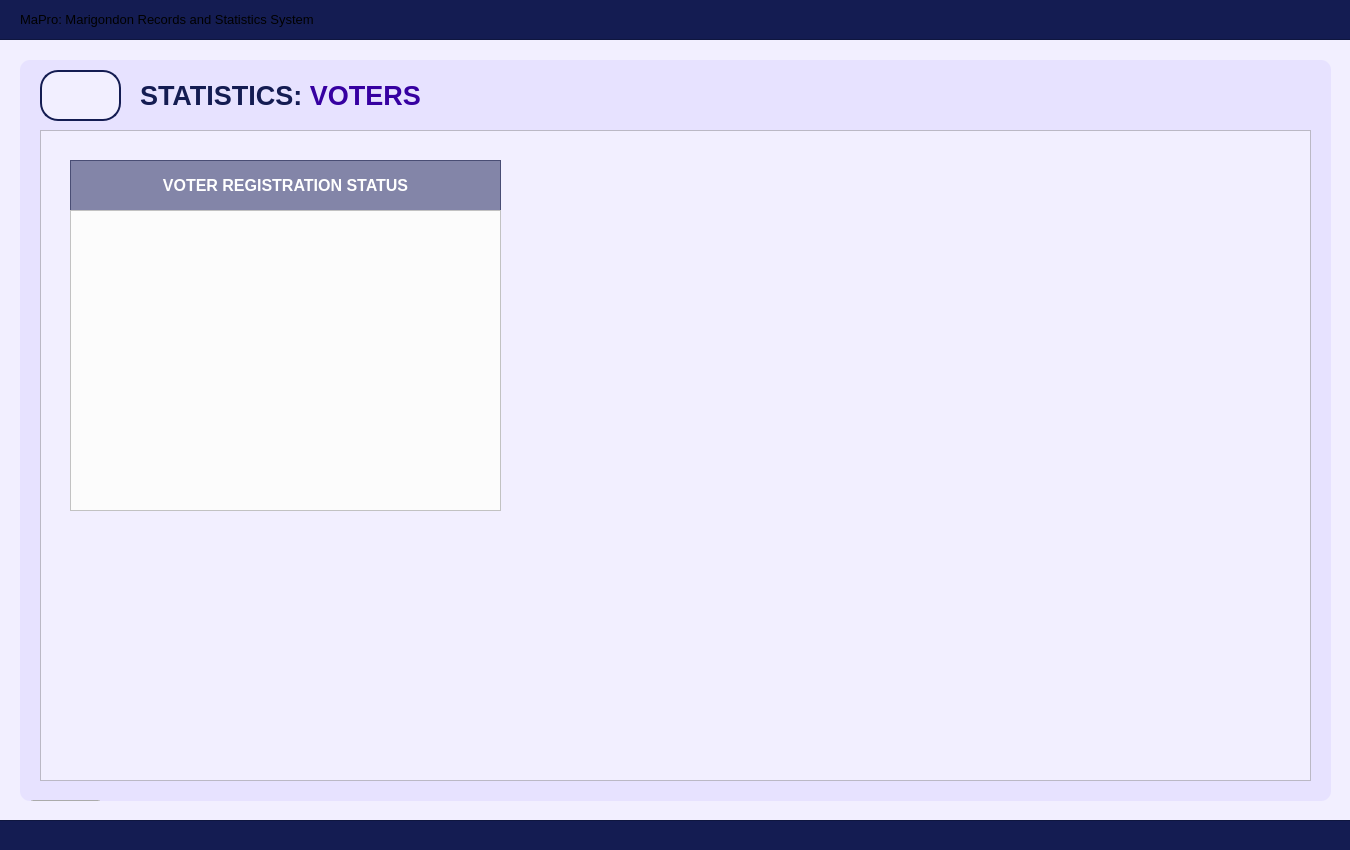
First picture: the form in UI/MainPages/StatisticPages/voters.ui, repository Yohhannn/Barangay-Records-Statistics-System, before the edit.
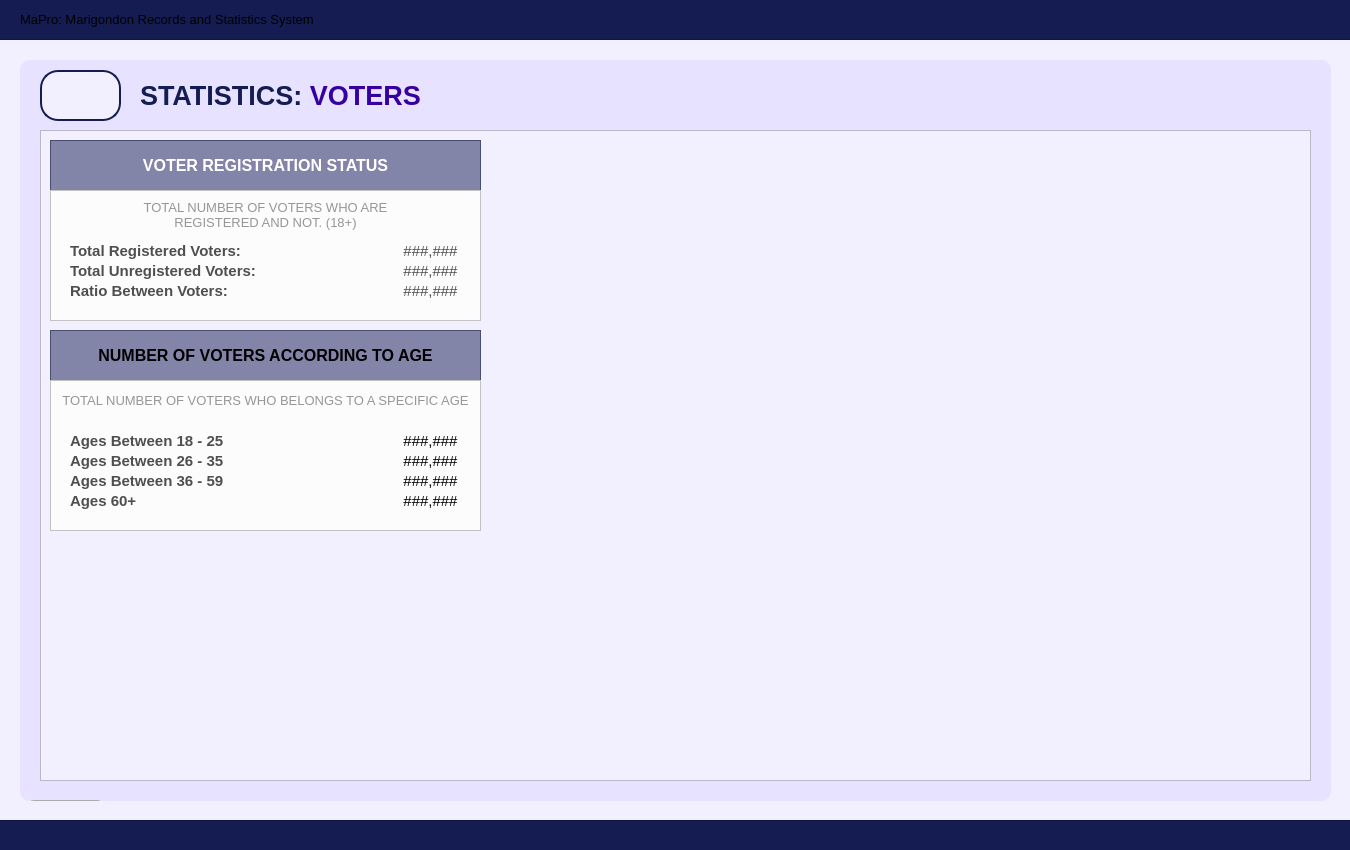
Second picture: the form after the edit. Icons and pictures are not drawn.

Commit message: [ Major Update V2.7.5 ] + Statistics UI Overhaul + Household / Health / SocioEco / Voters + Dashboard UI Small Change -JP

Diff of the .ui file:
```diff
--- a/UI/MainPages/StatisticPages/voters.ui
+++ b/UI/MainPages/StatisticPages/voters.ui
@@ -213,8 +213,8 @@
     <widget class="QFrame" name="table_titleFrameStatistics">
      <property name="geometry">
       <rect>
-       <x>30</x>
-       <y>30</y>
+       <x>10</x>
+       <y>10</y>
        <width>431</width>
        <height>51</height>
       </rect>
@@ -265,10 +265,10 @@
     <widget class="QFrame" name="demo_framePopulationOverview">
      <property name="geometry">
       <rect>
-       <x>30</x>
-       <y>80</y>
+       <x>10</x>
+       <y>60</y>
        <width>431</width>
-       <height>301</height>
+       <height>131</height>
       </rect>
      </property>
      <property name="styleSheet">
@@ -282,6 +282,553 @@
      <property name="frameShadow">
       <enum>QFrame::Shadow::Raised</enum>
      </property>
+     <widget class="QLabel" name="voter_label_unregistered">
+      <property name="geometry">
+       <rect>
+        <x>20</x>
+        <y>70</y>
+        <width>201</width>
+        <height>21</height>
+       </rect>
+      </property>
+      <property name="font">
+       <font>
+        <family>Arial</family>
+        <pointsize>11</pointsize>
+        <bold>true</bold>
+       </font>
+      </property>
+      <property name="styleSheet">
+       <string notr="true">#voter_label_unregistered {
+	background-color: transparent;
+	color: #4f4f4f;
+}
+</string>
+      </property>
+      <property name="text">
+       <string>Total Unregistered Voters:</string>
+      </property>
+      <property name="alignment">
+       <set>Qt::AlignmentFlag::AlignLeading|Qt::AlignmentFlag::AlignLeft|Qt::AlignmentFlag::AlignVCenter</set>
+      </property>
+     </widget>
+     <widget class="QLabel" name="voter_label_registered">
+      <property name="geometry">
+       <rect>
+        <x>20</x>
+        <y>50</y>
+        <width>201</width>
+        <height>21</height>
+       </rect>
+      </property>
+      <property name="font">
+       <font>
+        <family>Arial</family>
+        <pointsize>11</pointsize>
+        <bold>true</bold>
+       </font>
+      </property>
+      <property name="styleSheet">
+       <string notr="true">#voter_label_registered {
+	background-color: transparent;
+	color: #4f4f4f;
+}
+</string>
+      </property>
+      <property name="text">
+       <string>Total Registered Voters:</string>
+      </property>
+      <property name="alignment">
+       <set>Qt::AlignmentFlag::AlignLeading|Qt::AlignmentFlag::AlignLeft|Qt::AlignmentFlag::AlignVCenter</set>
+      </property>
+     </widget>
+     <widget class="QLabel" name="voter_ratio">
+      <property name="geometry">
+       <rect>
+        <x>350</x>
+        <y>90</y>
+        <width>61</width>
+        <height>21</height>
+       </rect>
+      </property>
+      <property name="font">
+       <font>
+        <family>Arial</family>
+        <pointsize>11</pointsize>
+        <bold>false</bold>
+       </font>
+      </property>
+      <property name="styleSheet">
+       <string notr="true">#voter_ratio {
+	background-color: transparent;
+	color: #4f4f4f;
+}
+</string>
+      </property>
+      <property name="text">
+       <string>###,###</string>
+      </property>
+      <property name="alignment">
+       <set>Qt::AlignmentFlag::AlignCenter</set>
+      </property>
+     </widget>
+     <widget class="QLabel" name="voter_unregistered">
+      <property name="geometry">
+       <rect>
+        <x>350</x>
+        <y>70</y>
+        <width>61</width>
+        <height>21</height>
+       </rect>
+      </property>
+      <property name="font">
+       <font>
+        <family>Arial</family>
+        <pointsize>11</pointsize>
+        <bold>false</bold>
+       </font>
+      </property>
+      <property name="styleSheet">
+       <string notr="true">#voter_unregistered {
+	background-color: transparent;
+	color: #4f4f4f;
+}
+</string>
+      </property>
+      <property name="text">
+       <string>###,###</string>
+      </property>
+      <property name="alignment">
+       <set>Qt::AlignmentFlag::AlignCenter</set>
+      </property>
+     </widget>
+     <widget class="QLabel" name="voter_registered">
+      <property name="geometry">
+       <rect>
+        <x>350</x>
+        <y>50</y>
+        <width>61</width>
+        <height>21</height>
+       </rect>
+      </property>
+      <property name="font">
+       <font>
+        <family>Arial</family>
+        <pointsize>11</pointsize>
+        <bold>false</bold>
+       </font>
+      </property>
+      <property name="styleSheet">
+       <string notr="true">#voter_registered {
+	background-color: transparent;
+	color: #4f4f4f;
+}
+</string>
+      </property>
+      <property name="text">
+       <string>###,###</string>
+      </property>
+      <property name="alignment">
+       <set>Qt::AlignmentFlag::AlignCenter</set>
+      </property>
+     </widget>
+     <widget class="QLabel" name="voter_label_ratio">
+      <property name="geometry">
+       <rect>
+        <x>20</x>
+        <y>90</y>
+        <width>181</width>
+        <height>21</height>
+       </rect>
+      </property>
+      <property name="font">
+       <font>
+        <family>Arial</family>
+        <pointsize>11</pointsize>
+        <bold>true</bold>
+       </font>
+      </property>
+      <property name="styleSheet">
+       <string notr="true">#voter_label_ratio {
+	background-color: transparent;
+	color: #4f4f4f;
+}
+</string>
+      </property>
+      <property name="text">
+       <string>Ratio Between Voters:</string>
+      </property>
+      <property name="alignment">
+       <set>Qt::AlignmentFlag::AlignLeading|Qt::AlignmentFlag::AlignLeft|Qt::AlignmentFlag::AlignVCenter</set>
+      </property>
+     </widget>
+     <widget class="QLabel" name="label_desc2">
+      <property name="geometry">
+       <rect>
+        <x>0</x>
+        <y>10</y>
+        <width>431</width>
+        <height>31</height>
+       </rect>
+      </property>
+      <property name="font">
+       <font>
+        <family>Arial</family>
+        <pointsize>10</pointsize>
+       </font>
+      </property>
+      <property name="styleSheet">
+       <string notr="true">#label_desc2{
+	color: #969696;
+}</string>
+      </property>
+      <property name="text">
+       <string>&lt;html&gt;&lt;head/&gt;&lt;body&gt;&lt;p&gt;TOTAL NUMBER OF VOTERS WHO ARE &lt;br/&gt;REGISTERED AND NOT. (18+)&lt;/p&gt;&lt;/body&gt;&lt;/html&gt;</string>
+      </property>
+      <property name="alignment">
+       <set>Qt::AlignmentFlag::AlignCenter</set>
+      </property>
+     </widget>
+    </widget>
+    <widget class="QFrame" name="table_titleFrameStatistics_2">
+     <property name="geometry">
+      <rect>
+       <x>10</x>
+       <y>200</y>
+       <width>431</width>
+       <height>51</height>
+      </rect>
+     </property>
+     <property name="styleSheet">
+      <string notr="true">#table_titleFrameStatistics_2{
+	background-color: rgba(20, 28, 82, 128)
+}
+</string>
+     </property>
+     <property name="frameShape">
+      <enum>QFrame::Shape::StyledPanel</enum>
+     </property>
+     <property name="frameShadow">
+      <enum>QFrame::Shadow::Raised</enum>
+     </property>
+     <widget class="QLabel" name="statistics_labelNote_2">
+      <property name="geometry">
+       <rect>
+        <x>0</x>
+        <y>0</y>
+        <width>431</width>
+        <height>51</height>
+       </rect>
+      </property>
+      <property name="font">
+       <font>
+        <family>Arial</family>
+        <pointsize>12</pointsize>
+        <bold>true</bold>
+       </font>
+      </property>
+      <property name="styleSheet">
+       <string notr="true">#statistics_labelNote {
+	background-color: transparent;
+	color: #FFFFFF;
+}
+</string>
+      </property>
+      <property name="text">
+       <string>NUMBER OF VOTERS ACCORDING TO AGE</string>
+      </property>
+      <property name="alignment">
+       <set>Qt::AlignmentFlag::AlignCenter</set>
+      </property>
+     </widget>
+    </widget>
+    <widget class="QFrame" name="demo_framePopulationOverview_2">
+     <property name="geometry">
+      <rect>
+       <x>10</x>
+       <y>250</y>
+       <width>431</width>
+       <height>151</height>
+      </rect>
+     </property>
+     <property name="styleSheet">
+      <string notr="true">#demo_framePopulationOverview_2{
+	background-color: #fcfcfc;
+}</string>
+     </property>
+     <property name="frameShape">
+      <enum>QFrame::Shape::StyledPanel</enum>
+     </property>
+     <property name="frameShadow">
+      <enum>QFrame::Shadow::Raised</enum>
+     </property>
+     <widget class="QLabel" name="voter_60">
+      <property name="geometry">
+       <rect>
+        <x>350</x>
+        <y>110</y>
+        <width>61</width>
+        <height>21</height>
+       </rect>
+      </property>
+      <property name="font">
+       <font>
+        <family>Arial</family>
+        <pointsize>11</pointsize>
+        <bold>false</bold>
+       </font>
+      </property>
+      <property name="styleSheet">
+       <string notr="true">#hhd_Of9_Male {
+	background-color: transparent;
+	color: #4f4f4f;
+}
+</string>
+      </property>
+      <property name="text">
+       <string>###,###</string>
+      </property>
+      <property name="alignment">
+       <set>Qt::AlignmentFlag::AlignCenter</set>
+      </property>
+     </widget>
+     <widget class="QLabel" name="voter_26_35">
+      <property name="geometry">
+       <rect>
+        <x>350</x>
+        <y>70</y>
+        <width>61</width>
+        <height>21</height>
+       </rect>
+      </property>
+      <property name="font">
+       <font>
+        <family>Arial</family>
+        <pointsize>11</pointsize>
+        <bold>false</bold>
+       </font>
+      </property>
+      <property name="styleSheet">
+       <string notr="true">#hhd_Of7_Male {
+	background-color: transparent;
+	color: #4f4f4f;
+}
+</string>
+      </property>
+      <property name="text">
+       <string>###,###</string>
+      </property>
+      <property name="alignment">
+       <set>Qt::AlignmentFlag::AlignCenter</set>
+      </property>
+     </widget>
+     <widget class="QLabel" name="voter_36_59">
+      <property name="geometry">
+       <rect>
+        <x>350</x>
+        <y>90</y>
+        <width>61</width>
+        <height>21</height>
+       </rect>
+      </property>
+      <property name="font">
+       <font>
+        <family>Arial</family>
+        <pointsize>11</pointsize>
+        <bold>false</bold>
+       </font>
+      </property>
+      <property name="styleSheet">
+       <string notr="true">#hhd_Of8_Male {
+	background-color: transparent;
+	color: #4f4f4f;
+}
+</string>
+      </property>
+      <property name="text">
+       <string>###,###</string>
+      </property>
+      <property name="alignment">
+       <set>Qt::AlignmentFlag::AlignCenter</set>
+      </property>
+     </widget>
+     <widget class="QLabel" name="voter_label_26_35">
+      <property name="geometry">
+       <rect>
+        <x>20</x>
+        <y>70</y>
+        <width>201</width>
+        <height>21</height>
+       </rect>
+      </property>
+      <property name="font">
+       <font>
+        <family>Arial</family>
+        <pointsize>11</pointsize>
+        <bold>true</bold>
+       </font>
+      </property>
+      <property name="styleSheet">
+       <string notr="true">#voter_label_26_35 {
+	background-color: transparent;
+	color: #4f4f4f;
+}
+</string>
+      </property>
+      <property name="text">
+       <string>Ages Between 26 - 35</string>
+      </property>
+      <property name="alignment">
+       <set>Qt::AlignmentFlag::AlignLeading|Qt::AlignmentFlag::AlignLeft|Qt::AlignmentFlag::AlignVCenter</set>
+      </property>
+     </widget>
+     <widget class="QLabel" name="voter_label_36_59">
+      <property name="geometry">
+       <rect>
+        <x>20</x>
+        <y>90</y>
+        <width>201</width>
+        <height>21</height>
+       </rect>
+      </property>
+      <property name="font">
+       <font>
+        <family>Arial</family>
+        <pointsize>11</pointsize>
+        <bold>true</bold>
+       </font>
+      </property>
+      <property name="styleSheet">
+       <string notr="true">#voter_label_36_59 {
+	background-color: transparent;
+	color: #4f4f4f;
+}
+</string>
+      </property>
+      <property name="text">
+       <string>Ages Between 36 - 59</string>
+      </property>
+      <property name="alignment">
+       <set>Qt::AlignmentFlag::AlignLeading|Qt::AlignmentFlag::AlignLeft|Qt::AlignmentFlag::AlignVCenter</set>
+      </property>
+     </widget>
+     <widget class="QLabel" name="voter_label_60">
+      <property name="geometry">
+       <rect>
+        <x>20</x>
+        <y>110</y>
+        <width>141</width>
+        <height>21</height>
+       </rect>
+      </property>
+      <property name="font">
+       <font>
+        <family>Arial</family>
+        <pointsize>11</pointsize>
+        <bold>true</bold>
+       </font>
+      </property>
+      <property name="styleSheet">
+       <string notr="true">#voter_label_60 {
+	background-color: transparent;
+	color: #4f4f4f;
+}
+</string>
+      </property>
+      <property name="text">
+       <string>Ages 60+</string>
+      </property>
+      <property name="alignment">
+       <set>Qt::AlignmentFlag::AlignLeading|Qt::AlignmentFlag::AlignLeft|Qt::AlignmentFlag::AlignVCenter</set>
+      </property>
+     </widget>
+     <widget class="QLabel" name="voter_18_25">
+      <property name="geometry">
+       <rect>
+        <x>350</x>
+        <y>50</y>
+        <width>61</width>
+        <height>21</height>
+       </rect>
+      </property>
+      <property name="font">
+       <font>
+        <family>Arial</family>
+        <pointsize>11</pointsize>
+        <bold>false</bold>
+       </font>
+      </property>
+      <property name="styleSheet">
+       <string notr="true">#hhd_Of6_Male {
+	background-color: transparent;
+	color: #4f4f4f;
+}
+</string>
+      </property>
+      <property name="text">
+       <string>###,###</string>
+      </property>
+      <property name="alignment">
+       <set>Qt::AlignmentFlag::AlignCenter</set>
+      </property>
+     </widget>
+     <widget class="QLabel" name="voter_label_18_25">
+      <property name="geometry">
+       <rect>
+        <x>20</x>
+        <y>50</y>
+        <width>201</width>
+        <height>21</height>
+       </rect>
+      </property>
+      <property name="font">
+       <font>
+        <family>Arial</family>
+        <pointsize>11</pointsize>
+        <bold>true</bold>
+       </font>
+      </property>
+      <property name="styleSheet">
+       <string notr="true">#voter_label_18_25 {
+	background-color: transparent;
+	color: #4f4f4f;
+}
+</string>
+      </property>
+      <property name="text">
+       <string>Ages Between 18 - 25</string>
+      </property>
+      <property name="alignment">
+       <set>Qt::AlignmentFlag::AlignLeading|Qt::AlignmentFlag::AlignLeft|Qt::AlignmentFlag::AlignVCenter</set>
+      </property>
+     </widget>
+     <widget class="QLabel" name="label_desc2_2">
+      <property name="geometry">
+       <rect>
+        <x>0</x>
+        <y>10</y>
+        <width>431</width>
+        <height>20</height>
+       </rect>
+      </property>
+      <property name="font">
+       <font>
+        <family>Arial</family>
+        <pointsize>10</pointsize>
+       </font>
+      </property>
+      <property name="styleSheet">
+       <string notr="true">#label_desc2_2{
+	color: #969696;
+}</string>
+      </property>
+      <property name="text">
+       <string>TOTAL NUMBER OF VOTERS WHO BELONGS TO A SPECIFIC AGE</string>
+      </property>
+      <property name="alignment">
+       <set>Qt::AlignmentFlag::AlignCenter</set>
+      </property>
+     </widget>
     </widget>
    </widget>
    <widget class="QToolButton" name="btn_returnToStatisticsPage">
```
The commit also changes 6 other files.
